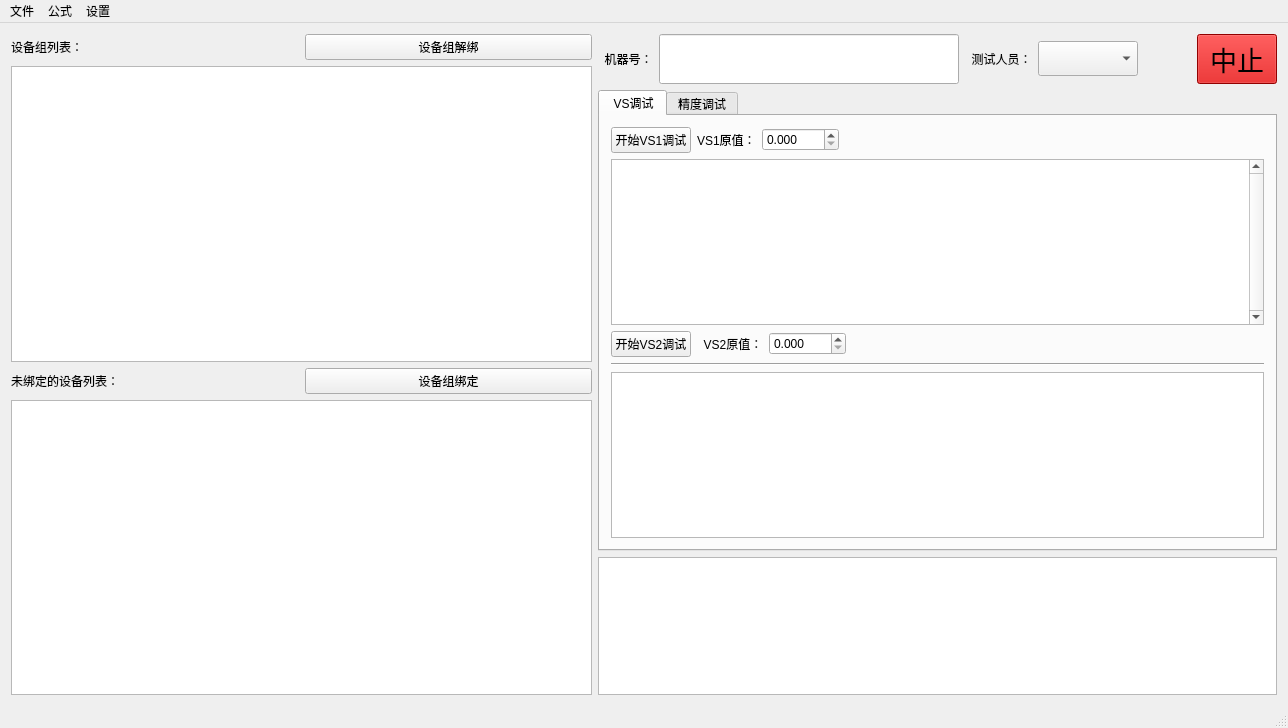
First picture: the form in mainwindow.ui, repository hooray1998/PCSoftware, before the edit.
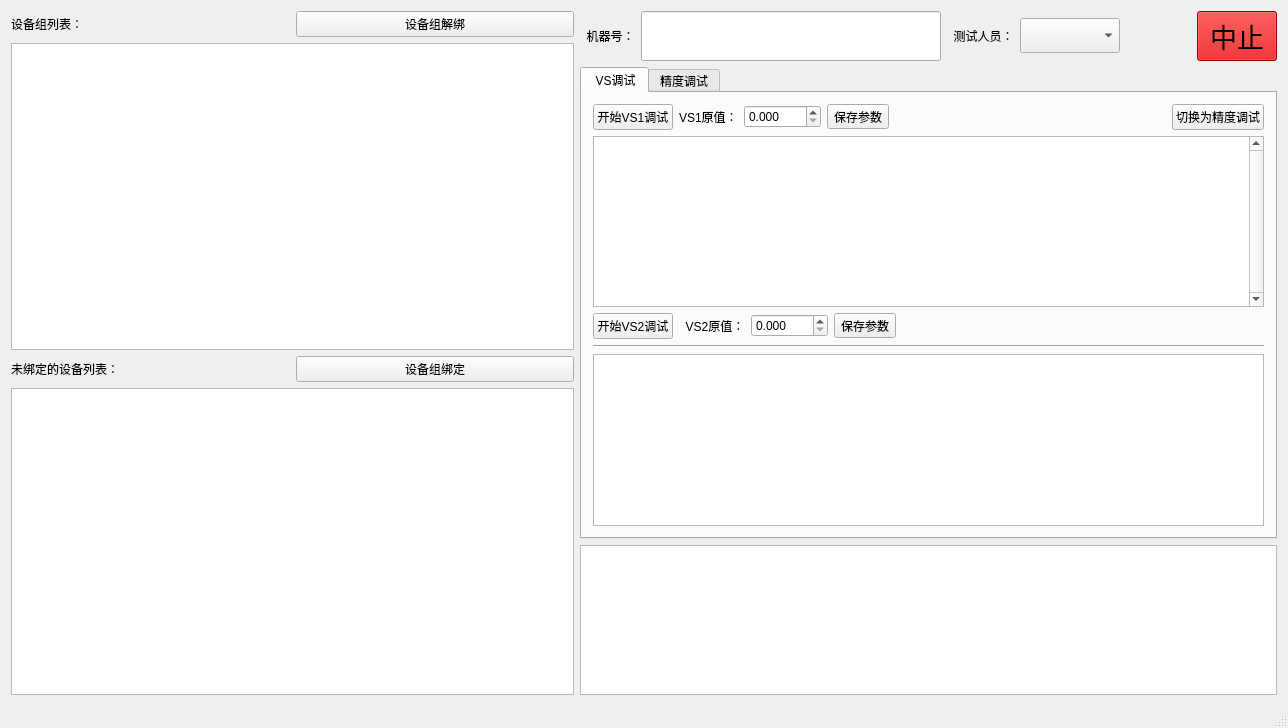
Second picture: the form after the edit. The open tabs and pages were chosen to show the change.

What changed in the file:
```diff
--- a/mainwindow.ui
+++ b/mainwindow.ui
@@ -14,7 +14,9 @@
    <string>MainWindow</string>
   </property>
   <widget class="QWidget" name="centralWidget">
-   <layout class="QHBoxLayout" name="horizontalLayout_7">
+   <layout class="QVBoxLayout" name="verticalLayout_5">
+    <item>
+     <layout class="QHBoxLayout" name="horizontalLayout_8">
     <item>
      <layout class="QVBoxLayout" name="verticalLayout">
       <item>
@@ -171,7 +173,7 @@
       <item>
        <widget class="QTabWidget" name="tabWidget">
         <property name="currentIndex">
-         <number>0</number>
+           <number>1</number>
         </property>
         <widget class="QWidget" name="tab">
          <attribute name="title">
@@ -207,6 +209,13 @@
               </property>
              </widget>
             </item>
+              <item>
+               <widget class="QToolButton" name="toolButton">
+                <property name="text">
+                 <string>保存参数</string>
+                </property>
+               </widget>
+              </item>
             <item>
              <spacer name="horizontalSpacer">
               <property name="orientation">
@@ -223,6 +232,13 @@
               </property>
              </spacer>
             </item>
+              <item>
+               <widget class="QPushButton" name="pushButtonChangeJD">
+                <property name="text">
+                 <string>切换为精度调试</string>
+                </property>
+               </widget>
+              </item>
            </layout>
           </item>
           <item>
@@ -276,6 +292,13 @@
               </property>
              </widget>
             </item>
+              <item>
+               <widget class="QToolButton" name="toolButton_2">
+                <property name="text">
+                 <string>保存参数</string>
+                </property>
+               </widget>
+              </item>
             <item>
              <spacer name="horizontalSpacer_3">
               <property name="orientation">
@@ -333,6 +356,13 @@
               </property>
              </spacer>
             </item>
+              <item>
+               <widget class="QToolButton" name="toolButton_3">
+                <property name="text">
+                 <string>保存参数</string>
+                </property>
+               </widget>
+              </item>
             <item>
              <widget class="QLabel" name="label_11">
               <property name="text">
@@ -418,7 +448,10 @@
      </layout>
     </item>
    </layout>
+    </item>
+   </layout>
   </widget>
+  <widget class="QStatusBar" name="statusBar"/>
   <widget class="QMenuBar" name="menuBar">
    <property name="geometry">
     <rect>
@@ -428,31 +461,7 @@
      <height>26</height>
     </rect>
    </property>
-   <widget class="QMenu" name="menuFile">
-    <property name="title">
-     <string>文件</string>
-    </property>
-    <addaction name="actionSave"/>
-   </widget>
-   <widget class="QMenu" name="menu_3">
-    <property name="title">
-     <string>公式</string>
-    </property>
-    <addaction name="actionVSFormula"/>
-   </widget>
-   <widget class="QMenu" name="menu_4">
-    <property name="title">
-     <string>设置</string>
-    </property>
-    <addaction name="actionSetIP"/>
-    <addaction name="actionAdd_Worker"/>
-    <addaction name="actionSetting"/>
-   </widget>
-   <addaction name="menuFile"/>
-   <addaction name="menu_3"/>
-   <addaction name="menu_4"/>
-  </widget>
-  <widget class="QStatusBar" name="statusBar"/>
+  </widget>
   <action name="actionSave">
    <property name="text">
     <string>保存当前表格</string>
```
Lines whose indentation alone changed are shown as unchanged.
